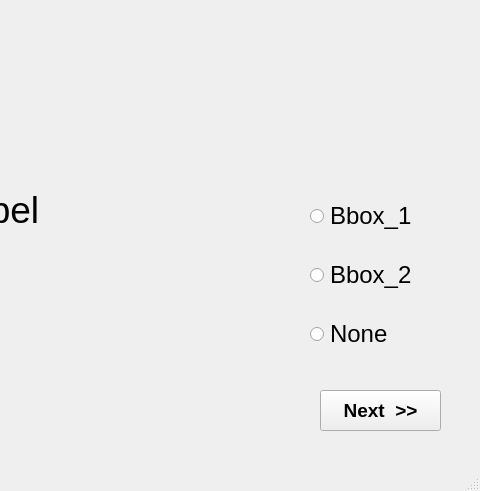
Before: the Qt Designer form box_select.ui in GibranBenitez/GUI_IPN, drawn with Qt 5; both pictures show x 390 to 870 and y 120 to 611 of the 870 by 611 pixel window.
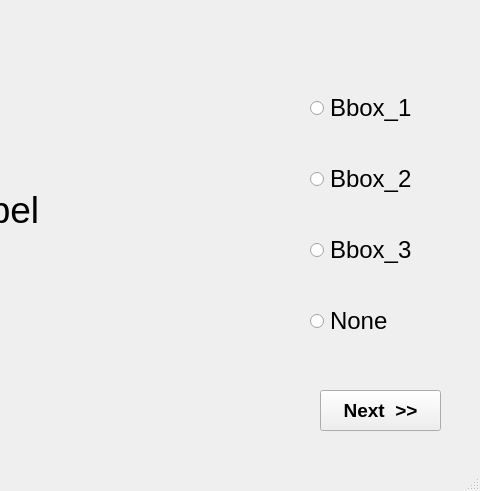
After: the same form once the commit is applied.

Diff of the .ui file:
```diff
--- a/box_select.ui
+++ b/box_select.ui
@@ -61,9 +61,9 @@
     <property name="geometry">
      <rect>
       <x>700</x>
-      <y>300</y>
+      <y>180</y>
       <width>141</width>
-      <height>191</height>
+      <height>311</height>
      </rect>
     </property>
     <property name="font">
@@ -97,7 +97,19 @@
       </widget>
      </item>
      <item>
-      <widget class="QRadioButton" name="radioButton_3">
+      <widget class="QRadioButton" name="radioBox3">
+       <property name="font">
+        <font>
+         <pointsize>18</pointsize>
+        </font>
+       </property>
+       <property name="text">
+        <string>Bbox_3</string>
+       </property>
+      </widget>
+     </item>
+     <item>
+      <widget class="QRadioButton" name="radioNone">
        <property name="font">
         <font>
          <pointsize>18</pointsize>
```
Left out of the diff: 8 changed lines with no effect on the pictures.
